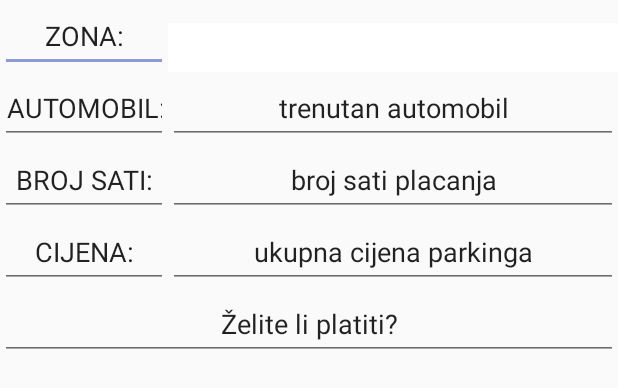
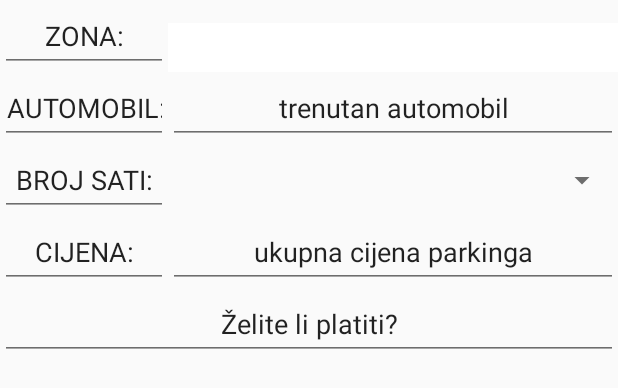
Before and after one commit to ngajski/ZagrebParkingApp, an Android app: the layout payment_check.xml on its own in the app's theme, with its tools: preview values and no code run, on a phone screen of 412 x 824 dp. Shown: the top 388 px of the screen. Run offline under Robolectric (Android 15) with nearby library versions, the phone set to English and light mode, and no system bars.

Commit message:
Plati dialog skoro gotov

```diff
--- a/app/src/main/res/layout/payment_check.xml
+++ b/app/src/main/res/layout/payment_check.xml
@@ -13,6 +13,10 @@
         android:weightSum="1">
 
         <TextView
+            android:clickable="false"
+            android:cursorVisible="false"
+            android:focusable="false"
+            android:focusableInTouchMode="false"
             android:id="@+id/zone"
             android:layout_width="112dp"
             android:layout_height="match_parent"
@@ -30,6 +34,7 @@
 
         <Spinner
             android:id="@+id/zoneSpinner"
+            style="@style/Widget.AppCompat.Spinner.Underlined"
             android:layout_width="match_parent"
             android:layout_height="match_parent"
             android:layout_marginTop="15dp"
@@ -46,6 +51,10 @@
 
         <TextView
             android:id="@+id/car"
+            android:clickable="false"
+            android:cursorVisible="false"
+            android:focusable="false"
+            android:focusableInTouchMode="false"
             android:layout_width="112dp"
             android:layout_height="match_parent"
             android:ems="10"
@@ -62,6 +71,10 @@
 
         <TextView
             android:id="@+id/currentCar"
+            android:clickable="false"
+            android:cursorVisible="false"
+            android:focusable="false"
+            android:focusableInTouchMode="false"
             style="@android:style/Widget.EditText"
             android:layout_width="match_parent"
             android:layout_height="match_parent"
@@ -85,6 +98,10 @@
             android:inputType="textPersonName"
             android:text="BROJ SATI:"
             style="@android:style/Widget.EditText"
+            android:clickable="false"
+            android:cursorVisible="false"
+            android:focusable="false"
+            android:focusableInTouchMode="false"
             android:gravity="center"/>
 
         <Space
@@ -93,14 +110,10 @@
             android:layout_centerHorizontal="true"
             android:layout_centerVertical="true" />
 
-        <TextView
+        <Spinner
             android:id="@+id/numOfHours"
-            style="@android:style/Widget.EditText"
             android:layout_width="match_parent"
             android:layout_height="match_parent"
-            android:ems="10"
-            android:inputType="textPersonName"
-            android:text="broj sati placanja"
             android:gravity="center"/>
     </LinearLayout>
 
@@ -112,13 +125,31 @@
 
         <TextView
             android:id="@+id/price"
+            android:clickable="false"
+            android:cursorVisible="false"
+            android:focusable="false"
+            android:focusableInTouchMode="false"
+            style="@style/Widget.AppCompat.EditText"
             android:layout_width="112dp"
             android:layout_height="match_parent"
             android:ems="10"
             android:inputType="textPersonName"
             android:text="CIJENA:"
+            android:gravity="center"/>
+
+        <TextView
+            android:id="@+id/priceSum"
+            android:clickable="false"
+            android:cursorVisible="false"
+            android:focusable="false"
+            android:focusableInTouchMode="false"
             style="@android:style/Widget.EditText"
-            android:gravity="center"/>
+            android:layout_width="match_parent"
+            android:layout_height="match_parent"
+            android:ems="10"
+            android:gravity="center"
+            android:inputType="textPersonName"
+            android:text="ukupna cijena parkinga" />
 
         <Space
             android:layout_width="wrap_content"
@@ -126,15 +157,6 @@
             android:layout_centerHorizontal="true"
             android:layout_centerVertical="true" />
 
-        <TextView
-            android:id="@+id/priceSum"
-            style="@android:style/Widget.EditText"
-            android:layout_width="match_parent"
-            android:layout_height="match_parent"
-            android:ems="10"
-            android:inputType="textPersonName"
-            android:text="ukupna cijena parkinga"
-            android:gravity="center"/>
     </LinearLayout>
 
     <LinearLayout
@@ -145,6 +167,10 @@
 
         <TextView
             android:id="@+id/question"
+            android:clickable="false"
+            android:cursorVisible="false"
+            android:focusable="false"
+            android:focusableInTouchMode="false"
             android:layout_width="match_parent"
             android:layout_height="match_parent"
             android:gravity="center"
--- a/app/src/main/res/values/colors.xml
+++ b/app/src/main/res/values/colors.xml
@@ -1,6 +1,6 @@
 <?xml version="1.0" encoding="utf-8"?>
 <resources>
-    <color name="colorPrimary">#505bfb</color>
+    <color name="colorPrimary">#3843da</color>
     <color name="colorPrimaryDark">#2266b1</color>
     <color name="colorAccent">#8c9bd7</color>
     <color name="windowBackground">#f4f4f7</color>
```
Also changed, not shown: app/src/main/java/hr/fer/zagrebparkingapp/activities/MapActivity.java (+5 -50 lines), app/src/main/java/hr/fer/zagrebparkingapp/model/Zone.java (+18 -0 lines), app/src/main/res/layout/login_layout.xml (+6 -22 lines).
